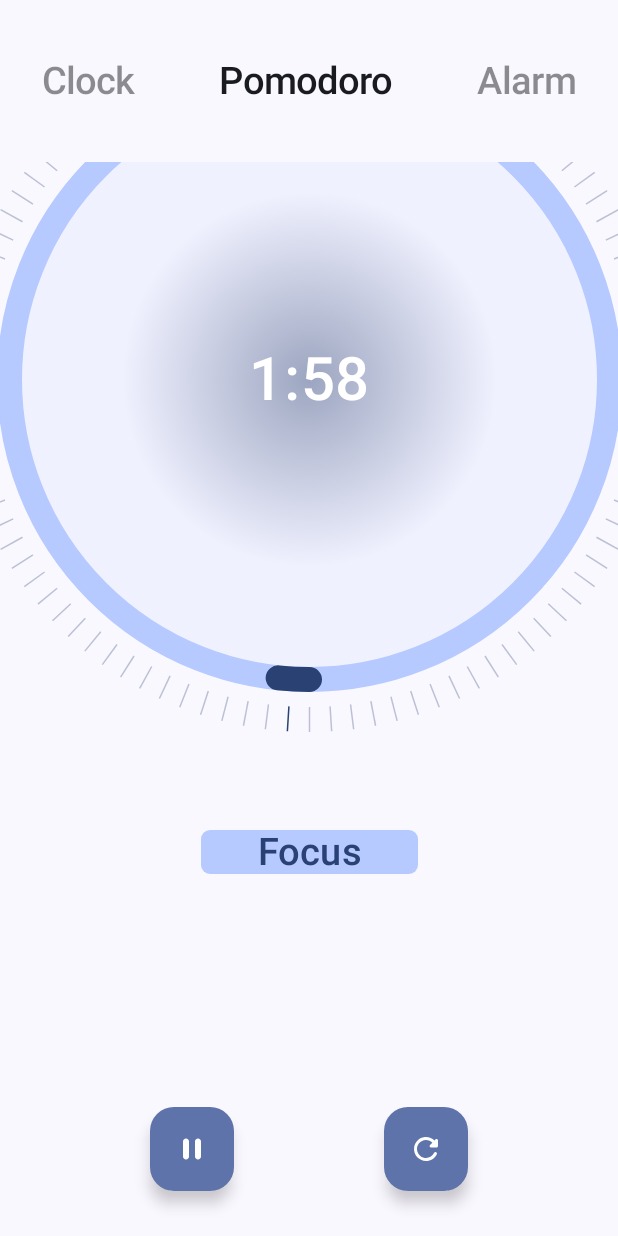
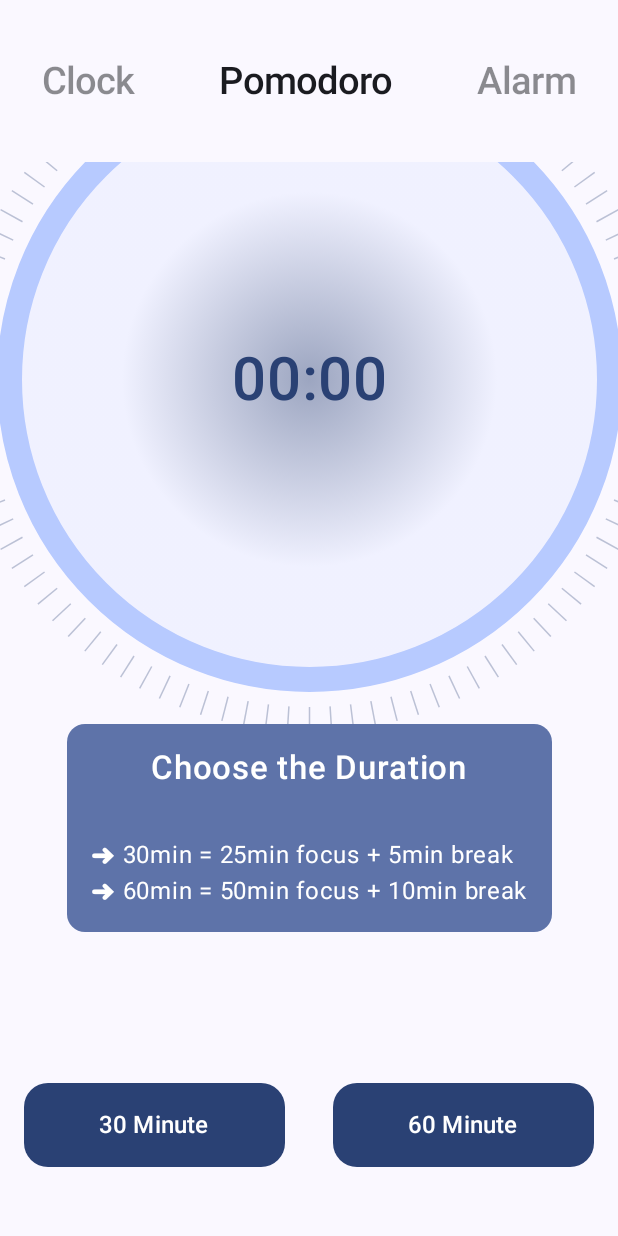
Before and after one commit to Niyush-04/pbl_clocky, an Android app built with Jetpack Compose: the PomodoroScreen screen opened through its navigation route, on a phone screen of 412 x 824 dp. Run offline under Robolectric (Android 15) with nearby library versions, the phone set to English and light mode, and no system bars; our stand-ins replace Dagger/Hilt's generated code, Room's generated code.

Commit message:
Pomodoro screen work completed

```diff
--- a/app/src/main/java/itm/pbl/clocky/presentation/pomodoro/PomodoroElement.kt
+++ /dev/null
@@ -1,168 +0,0 @@
-package itm.pbl.clocky.presentation.pomodoro
-
-import androidx.compose.animation.core.Animatable
-import androidx.compose.animation.core.tween
-import androidx.compose.foundation.background
-import androidx.compose.foundation.layout.Arrangement
-import androidx.compose.foundation.layout.Box
-import androidx.compose.foundation.layout.Column
-import androidx.compose.foundation.layout.Row
-import androidx.compose.foundation.layout.fillMaxSize
-import androidx.compose.foundation.layout.fillMaxWidth
-import androidx.compose.foundation.layout.padding
-import androidx.compose.foundation.shape.RoundedCornerShape
-import androidx.compose.material.icons.Icons
-import androidx.compose.material.icons.rounded.Pause
-import androidx.compose.material.icons.rounded.PlayArrow
-import androidx.compose.material.icons.rounded.Refresh
-import androidx.compose.material3.FloatingActionButton
-import androidx.compose.material3.Icon
-import androidx.compose.material3.MaterialTheme
-import androidx.compose.material3.Text
-import androidx.compose.runtime.Composable
-import androidx.compose.runtime.DisposableEffect
-import androidx.compose.runtime.LaunchedEffect
-import androidx.compose.runtime.getValue
-import androidx.compose.runtime.mutableStateOf
-import androidx.compose.runtime.remember
-import androidx.compose.runtime.setValue
-import androidx.compose.ui.Alignment
-import androidx.compose.ui.Modifier
-import androidx.compose.ui.platform.LocalContext
-import androidx.compose.ui.platform.LocalView
-import androidx.compose.ui.text.font.FontFamily
-import androidx.compose.ui.text.font.FontWeight
-import androidx.compose.ui.tooling.preview.Preview
-import androidx.compose.ui.unit.dp
-import androidx.compose.ui.unit.sp
-import itm.pbl.clocky.util.CustomCircularProgressIndicator
-import itm.pbl.clocky.util.vibrateDevice
-import kotlinx.coroutines.delay
-
-
-@Preview(showBackground = true)
-@Composable
-fun PomodoroElements() {
-    val context = LocalContext.current
-    val currentView = LocalView.current
-
-    var isTimeCompleted by remember { mutableStateOf(false) }
-    var totalTime by remember { mutableStateOf(0L) }
-    var timeLeft by remember { mutableStateOf(0L) }
-    var isPaused by remember { mutableStateOf(false) }
-    var isReset by remember { mutableStateOf(false) }
-
-    // To Keep screen awake
-    DisposableEffect(Unit) {
-        currentView.keepScreenOn = true
-        onDispose {
-            currentView.keepScreenOn = false
-        }
-    }
-
-
-    // toggle keep screen on
-    LaunchedEffect(isPaused) {
-        currentView.keepScreenOn = !isPaused
-    }
-
-    // timer logic
-    if (totalTime == 0L) {
-        val timing = 2 * 60
-        totalTime = timing.toLong()
-        timeLeft = totalTime
-    }
-
-    LaunchedEffect(isReset) {
-        if (isReset) {
-            isPaused = true
-            timeLeft = totalTime
-            isTimeCompleted = false
-        }
-    }
-
-    LaunchedEffect(
-        key1 = timeLeft, key2 = isPaused
-    ) {
-        while (timeLeft > 0 && !isPaused) {
-            delay(1000L)
-            timeLeft--
-        }
-
-        if (timeLeft == 0L) {
-            isTimeCompleted = true
-            vibrateDevice(context)
-        }
-    }
-
-
-    // animation
-    val progressBarAnim = remember { Animatable(100f) }
-    LaunchedEffect(key1 = Unit) {
-        progressBarAnim.animateTo(
-            targetValue = 1f,
-            animationSpec = tween(2000),
-        )
-    }
-
-    val calcProgress = ((timeLeft.toFloat() / totalTime.toFloat()) * 100f)
-
-    Column(
-        modifier = Modifier
-            .fillMaxSize()
-            .padding(bottom = 30.dp),
-        verticalArrangement = Arrangement.SpaceBetween,
-        horizontalAlignment = Alignment.CenterHorizontally
-    ) {
-        CustomCircularProgressIndicator(
-            timerText = if (isTimeCompleted) "Completed" else "${timeLeft / 60}:${timeLeft % 60}",
-            initialValue = if (progressBarAnim.value != 1f) progressBarAnim.value else 100f - calcProgress
-        )
-
-        Box(modifier = Modifier
-            .fillMaxWidth(0.4f)
-            .padding(horizontal = 10.dp, vertical = 20.dp)
-            .background(MaterialTheme.colorScheme.inversePrimary, shape = RoundedCornerShape(6.dp)),
-            contentAlignment = Alignment.Center){
-            Text(
-                text = if (timeLeft > totalTime - 0.5 * 60) "Focus" else "Enjoy",
-                color = MaterialTheme.colorScheme.primary,
-                fontSize = 25.sp,
-                fontFamily = FontFamily.SansSerif,
-                fontWeight = FontWeight.SemiBold
-            )
-        }
-
-        Row(
-            modifier = Modifier.fillMaxWidth(),
-            verticalAlignment = Alignment.CenterVertically,
-            horizontalArrangement = Arrangement.Absolute.SpaceEvenly
-        ) {
-            FloatingActionButton(
-                onClick = {
-                    isPaused = !isPaused
-                    isReset = false
-                },
-                containerColor = MaterialTheme.colorScheme.primaryContainer,
-            ) {
-                Icon(
-                    imageVector = if (isPaused) Icons.Rounded.PlayArrow else Icons.Rounded.Pause,
-                    tint = MaterialTheme.colorScheme.onPrimaryContainer,
-                    contentDescription = null
-                )
-            }
-            FloatingActionButton(
-                onClick = {
-                    isReset = true
-                },
-                containerColor = MaterialTheme.colorScheme.primaryContainer,
-            ) {
-                Icon(
-                    imageVector = Icons.Rounded.Refresh,
-                    tint = MaterialTheme.colorScheme.onPrimaryContainer,
-                    contentDescription = null
-                )
-            }
-        }
-    }
-}
--- a/app/src/main/java/itm/pbl/clocky/presentation/pomodoro/PomodoroScreen.kt
+++ b/app/src/main/java/itm/pbl/clocky/presentation/pomodoro/PomodoroScreen.kt
@@ -1,12 +1,38 @@
 package itm.pbl.clocky.presentation.pomodoro
 
+import androidx.compose.animation.core.Animatable
+import androidx.compose.animation.core.tween
 import androidx.compose.foundation.background
+import androidx.compose.foundation.layout.Arrangement
 import androidx.compose.foundation.layout.Column
+import androidx.compose.foundation.layout.Row
 import androidx.compose.foundation.layout.fillMaxSize
+import androidx.compose.foundation.layout.fillMaxWidth
+import androidx.compose.foundation.layout.height
+import androidx.compose.foundation.layout.padding
+import androidx.compose.foundation.shape.RoundedCornerShape
+import androidx.compose.material3.Button
+import androidx.compose.material3.Card
+import androidx.compose.material3.CardDefaults
 import androidx.compose.material3.MaterialTheme
+import androidx.compose.material3.Text
 import androidx.compose.runtime.Composable
+import androidx.compose.runtime.DisposableEffect
+import androidx.compose.runtime.LaunchedEffect
+import androidx.compose.runtime.collectAsState
+import androidx.compose.runtime.getValue
+import androidx.compose.runtime.remember
 import androidx.compose.ui.Alignment
 import androidx.compose.ui.Modifier
+import androidx.compose.ui.platform.LocalView
+import androidx.compose.ui.text.buildAnnotatedString
+import androidx.compose.ui.text.font.FontFamily
+import androidx.compose.ui.text.font.FontWeight
+import androidx.compose.ui.tooling.preview.Preview
+import androidx.compose.ui.unit.dp
+import androidx.compose.ui.unit.sp
+import androidx.lifecycle.viewmodel.compose.viewModel
+import itm.pbl.clocky.util.CustomCircularProgressIndicator
 
 @Composable
 fun PomodoroScreen() {
@@ -19,3 +45,140 @@ fun PomodoroScreen() {
         PomodoroElements()
     }
 }
+
+@Preview(showBackground = true)
+@Composable
+fun PomodoroElements(pomodoroViewModel: PomodoroViewModel = viewModel()) {
+    val uiState by pomodoroViewModel.uiState.collectAsState()
+    val currentView = LocalView.current
+
+    // To Keep screen awake
+    DisposableEffect(Unit) {
+        currentView.keepScreenOn = true
+        onDispose {
+            currentView.keepScreenOn = false
+        }
+    }
+
+    // toggle keep screen on
+    LaunchedEffect(uiState.isPaused) {
+        currentView.keepScreenOn = !uiState.isPaused
+    }
+
+    // animation
+    val progressBarAnim = remember { Animatable(100f) }
+    LaunchedEffect(key1 = Unit) {
+        progressBarAnim.animateTo(
+            targetValue = 1f,
+            animationSpec = tween(2000),
+        )
+    }
+
+    Column(
+        modifier = Modifier
+            .fillMaxSize()
+            .padding(bottom = 30.dp),
+        verticalArrangement = Arrangement.SpaceBetween,
+        horizontalAlignment = Alignment.CenterHorizontally
+    ) {
+
+/*
+calculating Progress by this method to
+achieve a good UI transition.
+TODO: will fix it later
+ */
+        CustomCircularProgressIndicator(
+            timerText = "${uiState.minutes}:${uiState.seconds}",
+            initialValue = if (progressBarAnim.value != 1f) {
+                progressBarAnim.value
+            } else {
+                if (uiState.isPaused) 0f else (((60 - uiState.seconds.toFloat()) / 60f) * 100f)
+            }
+        )
+
+        Card(
+            colors = CardDefaults.cardColors(MaterialTheme.colorScheme.primaryContainer)
+
+        ) {
+            if (uiState.isPaused) {
+                Text(
+                    modifier = Modifier
+                        .padding(16.dp)
+                        .align(Alignment.CenterHorizontally),
+                    text = "Choose the Duration",
+                    color = MaterialTheme.colorScheme.onPrimaryContainer,
+                    fontSize = 22.sp,
+                    fontFamily = FontFamily.SansSerif,
+                    fontWeight = FontWeight.SemiBold
+                )
+                Text(
+                    modifier = Modifier.padding(16.dp),
+                    text = buildAnnotatedString {
+                        append("➜ 30min = 25min focus + 5min break\n")
+                        append("➜ 60min = 50min focus + 10min break")
+                    },
+                    color = MaterialTheme.colorScheme.onPrimaryContainer,
+                    fontSize = 16.sp,
+                    fontFamily = FontFamily.SansSerif,
+                    fontWeight = FontWeight.Normal
+                )
+            } else {
+
+                Text(
+                    modifier = Modifier.padding(16.dp),
+                    text = if (uiState.timeLeft.toFloat() / uiState.totalTime.toFloat() > 0.16) "Focus" else "Break",
+                    color = MaterialTheme.colorScheme.onPrimaryContainer,
+                    fontSize = 25.sp,
+                    fontFamily = FontFamily.SansSerif,
+                    fontWeight = FontWeight.SemiBold
+                )
+            }
+        }
+
+        if (uiState.isPaused) {
+            Row(
+                modifier = Modifier.fillMaxWidth(),
+                verticalAlignment = Alignment.CenterVertically,
+                horizontalArrangement = Arrangement.Absolute.SpaceBetween
+            ) {
+
+                Button(
+                    onClick = { pomodoroViewModel.startTimer(30) },
+                    shape = RoundedCornerShape(16.dp),
+                    modifier = Modifier
+                        .padding(16.dp)
+                        .height(56.dp)
+                        .weight(1f)
+                )
+                {
+                    Text(text = "30 Minute", fontSize = 16.sp)
+                }
+
+                Button(
+                    onClick = { pomodoroViewModel.startTimer(60) },
+                    shape = RoundedCornerShape(16.dp),
+                    modifier = Modifier
+                        .padding(16.dp)
+                        .height(56.dp)
+                        .weight(1f)
+                )
+                {
+                    Text(text = "60 Minute", fontSize = 16.sp)
+                }
+            }
+        }
+
+        if (!uiState.isPaused) {
+            Button(
+                onClick = { pomodoroViewModel.resetTimer() },
+                shape = RoundedCornerShape(16.dp),
+                modifier = Modifier
+                    .padding(16.dp)
+                    .fillMaxWidth()
+                    .height(56.dp)
+            ) {
+                Text(text = "Restart", fontSize = 16.sp)
+            }
+        }
+    }
+}
--- /dev/null
+++ b/app/src/main/java/itm/pbl/clocky/presentation/pomodoro/PomodoroUiState.kt
@@ -0,0 +1,9 @@
+package itm.pbl.clocky.presentation.pomodoro
+
+data class PomodoroUiState(
+    val minutes: String = "00",
+    val seconds: String = "00",
+    val totalTime: Long = 0L,
+    val timeLeft: Long = 0L,
+    val isPaused: Boolean = true
+)
--- a/app/src/main/java/itm/pbl/clocky/util/CustomCircularProgressBar.kt
+++ b/app/src/main/java/itm/pbl/clocky/util/CustomCircularProgressBar.kt
@@ -4,7 +4,6 @@ import androidx.compose.foundation.Canvas
 import androidx.compose.foundation.layout.Box
 import androidx.compose.foundation.layout.padding
 import androidx.compose.foundation.layout.size
-import androidx.compose.foundation.shape.CircleShape
 import androidx.compose.material3.MaterialTheme
 import androidx.compose.material3.Text
 import androidx.compose.runtime.Composable
@@ -14,7 +13,6 @@ import androidx.compose.runtime.remember
 import androidx.compose.runtime.setValue
 import androidx.compose.ui.Alignment
 import androidx.compose.ui.Modifier
-import androidx.compose.ui.draw.shadow
 import androidx.compose.ui.geometry.Offset
 import androidx.compose.ui.geometry.Size
 import androidx.compose.ui.graphics.Brush
@@ -116,7 +114,7 @@ fun CustomCircularProgressIndicator(
         Text(
             modifier = Modifier.align(Alignment.Center),
             text = timerText,
-            color = MaterialTheme.colorScheme.onPrimaryContainer,
+            color = MaterialTheme.colorScheme.primary,
             fontSize = 40.sp,
             fontFamily = FontFamily.SansSerif,
             fontWeight = FontWeight.SemiBold
```
Also changed, not shown: app/src/main/java/itm/pbl/clocky/presentation/pomodoro/PomodoroViewModel.kt (added, +46 -0 lines), app/src/main/java/itm/pbl/clocky/util/Utils.kt (deleted, +0 -18 lines).
